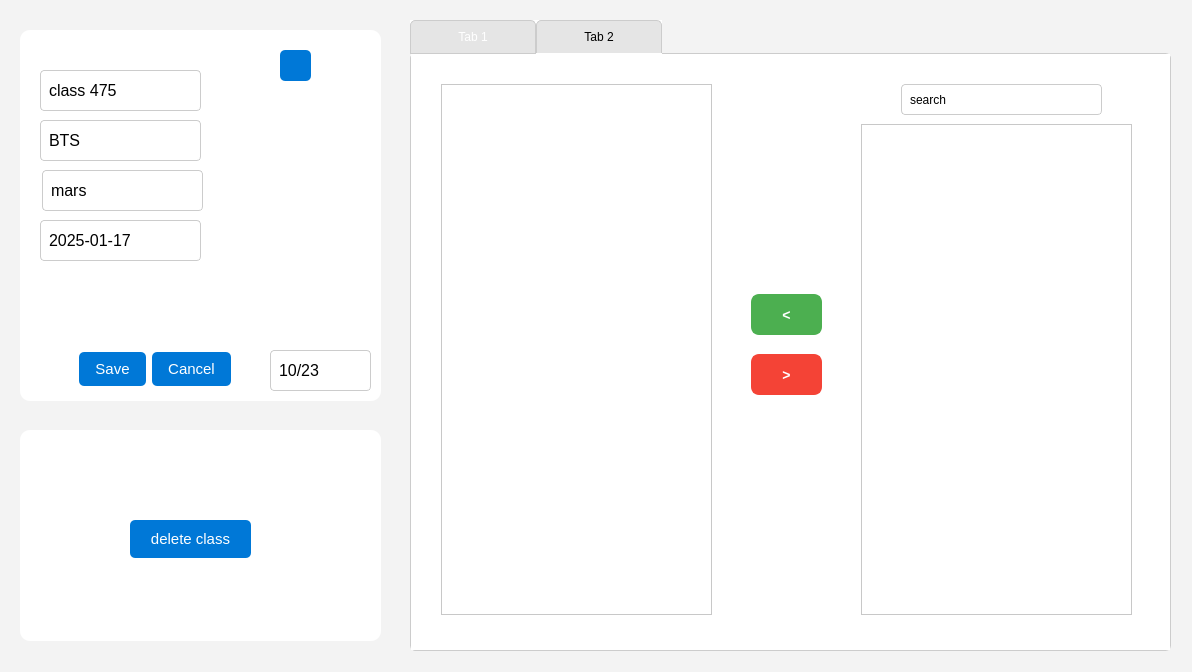
KasperJack/School-Management-System, file School_System/ui/EditClassDialog.ui: the form before one commit.
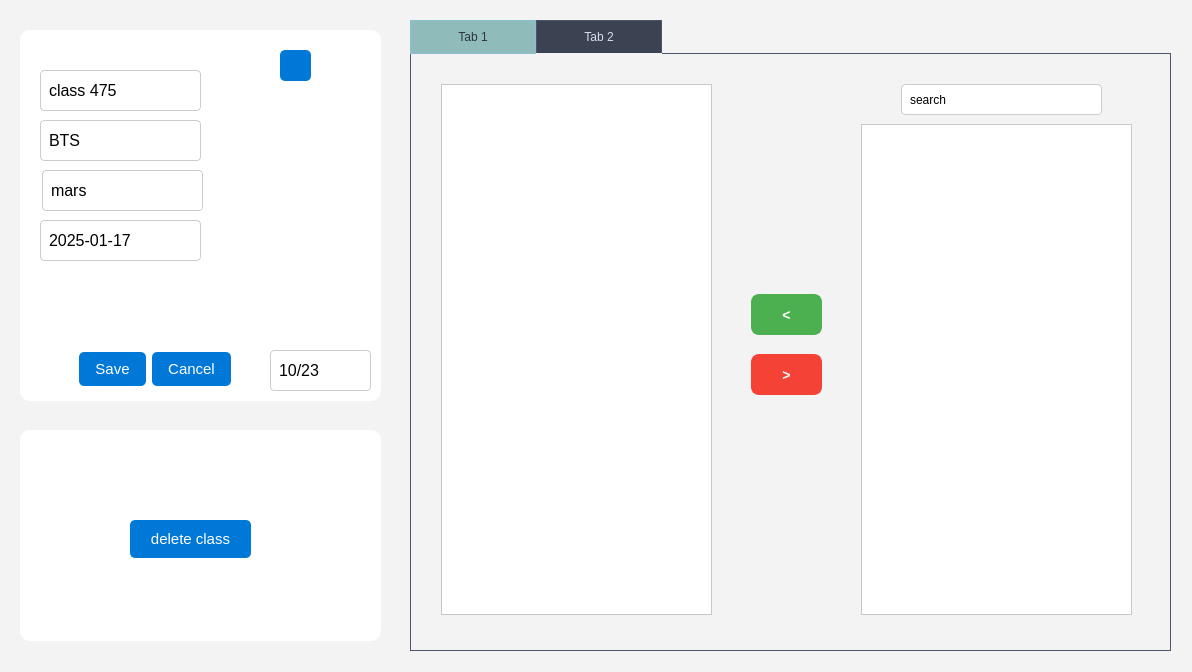
The form after the commit. The open tabs and pages were chosen to show the change.

Diff of the .ui file:
```diff
--- a/School_System/ui/EditClassDialog.ui
+++ b/School_System/ui/EditClassDialog.ui
@@ -29,60 +29,27 @@
     </rect>
    </property>
    <property name="styleSheet">
-    <string notr="true">/* Parent Widget */
-QWidget {
-    background: #FFFFFF; /* White background for the parent widget */
-}
-
-/* Tab Widget */
-QTabWidget {
-    background: #FFFFFF; /* White background for the entire TabWidget */
-    border: none; /* Optional: remove any border */
-}
-
-/* Tab Widget Panel */
-QTabWidget::pane {
-    border: 1px solid #CCCCCC; /* Restore border for panel */
-    background: #FFFFFF; /* White content area background */
-    border-radius: 0px; /* Rounded corners */
-    margin-top: -1px; /* Align pane with tabs */
-}
-
-
-
-
-/* Tab Widget Background */
-QTabWidget {
-    background: #FFFFFF; /* White background for the entire TabWidget */
-}
-
-/* Tab Bar Styling */
-QTabBar::tab {
-    background: #E5E5E5; 
-    color: #000000; /* Black text color */
-    border: 1px solid #CCCCCC; /* Restore border */
+    <string notr="true">QTabBar::tab {
+    background: #3B4252; /* Dark gray-blue background for unselected tabs */
+    color: #D8DEE9; /* Light text color */
+    border: 1px solid #4C566A; /* Slight border for separation */
     border-bottom: none; /* Remove bottom border for seamless alignment with content */
     padding: 4px 12px; /* Padding for consistent size */
     min-width: 100px; /* Minimum tab width */
-    border-top-left-radius: 5px; /* Rounded top-left corner */
-    border-top-right-radius: 5px; /* Rounded top-right corner */
     margin-left: 0px; /* Adjust spacing between tabs */
+    outline: none; /* Remove focus outline */
 }
 
 /* Selected Tab */
 QTabBar::tab:selected {
-    background: qlineargradient(
-        spread:pad, x1:0, y1:0, x2:1, y2:1,
-        stop:0 #0078D4, stop:1 #005A9E
-    ); /* Gradient for selected tab */
-    border: 1px solid #CCCCCC; /* Restore border */
-    color: white; /* White text for contrast */
-    border-top-left-radius: 5px; /* Match rounded corners */
-    border-top-right-radius: 5px;
+    background: #8FBCBB; /* Nord teal color for selected tab */
+    border: 1px solid #88C0D0; /* Slight border */
+    color: #2E3440; /* Darker text for contrast */
     padding: 4px 12px; /* Match padding to ensure consistent size */
+    outline: none; /* Remove focus outline */
 }
 
-/* Hover Effect on Non-Selected Tabs */
+/* Prevent Hover Effect on Selected Tab */
 QTabBar::tab:hover:!selected {
     background: #F0F0F0; /* Light gray hover effect */
     color: #000000; /* Ensure text stays visible */
@@ -96,15 +63,15 @@
 
 /* Tab Widget Panel */
 QTabWidget::pane {
-    border: 1px solid #CCCCCC; /* Restore border for panel */
-    background: #FFFFFF; /* White content area background */
-    border-radius: 5px; /* Rounded corners */
+    border: 1px solid #4C566A; /* Subtle border */
+    background: #2E3440; /* Darker background for contrast */
     margin-top: -1px; /* Align pane with tabs */
+    outline: none; /* Remove focus outline */
 }
 
-/* Align Tabs to the Left */
+/* Center Align the Tab Bar */
 QTabWidget::tab-bar {
-    alignment: left; /* Align tabs to the left */
+    alignment: center; /* Center align the tabs */
 }
 
 /* Optional: Reduce Tab Height (Override default height) */
```
Left out of the diff: 8 changed lines with no effect on the pictures.
